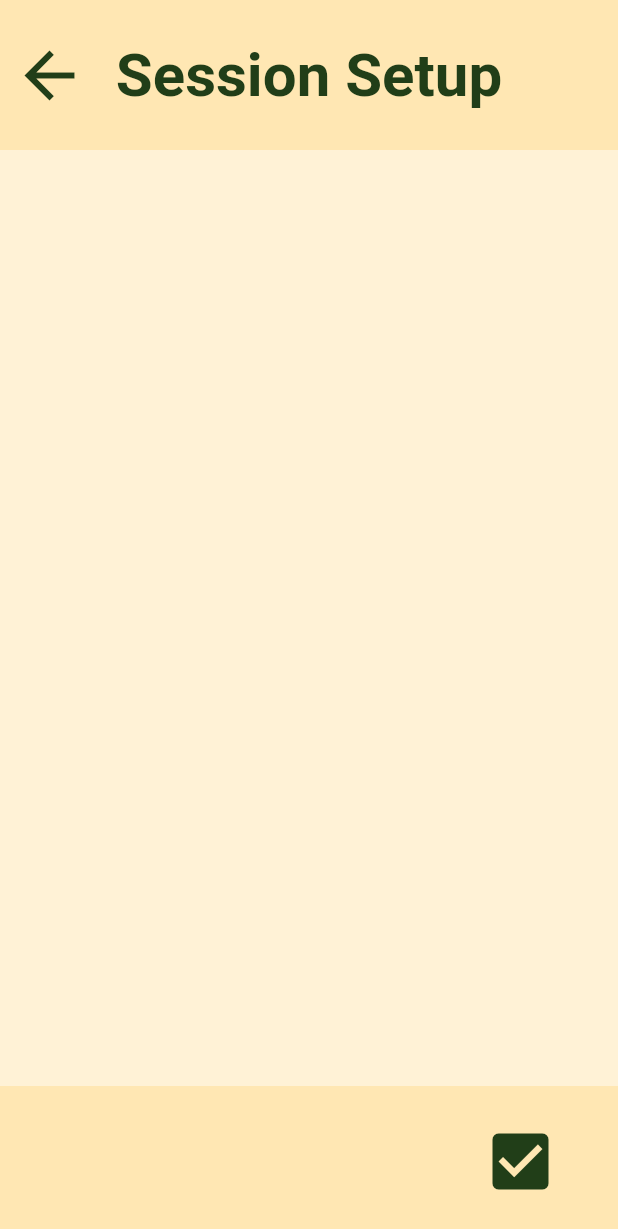
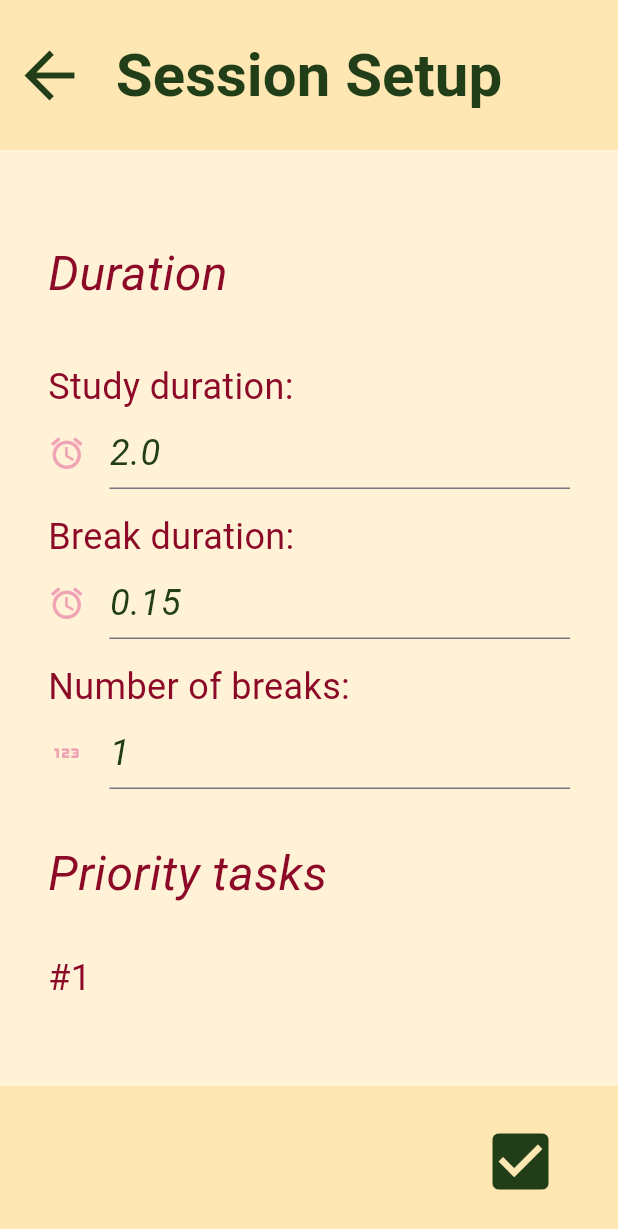
Before and after one commit to Etex99/procrastinot_prototype, a Flutter app: the SessionSetupView screen opened by its route, after a tap on the "check box" icon, on a phone screen of 412 x 824 dp. Shown: the top 1229 px of the screen. Run offline on Flutter 3.47's test engine with Material 3 defaults, Android fonts, the phone set to English and light mode, and no system bars; our stand-ins replace shared_preferences; accounts and stored records are empty.

Commit message:
added input fields to the session setup view

```diff
--- /dev/null
+++ b/lib/components/setup_form.dart
@@ -0,0 +1,87 @@
+import 'package:flutter/material.dart';
+import 'package:procrastinot_prototype/components/input_fields.dart';
+import 'package:procrastinot_prototype/resources/theme.dart';
+import 'package:procrastinot_prototype/storage/internal_storage.dart';
+import 'package:procrastinot_prototype/util/format.dart';
+
+class SetupForm extends StatefulWidget {
+  const SetupForm({super.key});
+
+  @override
+  State<SetupForm> createState() => _SetupFormState();
+}
+
+class _SetupFormState extends State<SetupForm> {
+  TextEditingController studyDurationC = TextEditingController();
+  TextEditingController breakDurationC = TextEditingController();
+  TextEditingController numberBreaksC = TextEditingController();
+  TextEditingController task1C = TextEditingController();
+  TextEditingController task2C = TextEditingController();
+  TextEditingController task3C = TextEditingController();
+
+  @override
+  void initState() {
+    super.initState();
+    _initTextControllers();
+  }
+
+  void _initTextControllers() async {
+    InternalStorageHandler i = InternalStorageHandler();
+    studyDurationC = TextEditingController(
+        text: MyFormatter.durationToString(await i.getDefaultStudyDuration()));
+    breakDurationC = TextEditingController(
+        text: MyFormatter.durationToString(await i.getDefaultBreakDuration()));
+    numberBreaksC = TextEditingController(
+        text: (await i.getDefaultNumberOfBreaks()).toString());
+
+    setState(() {});
+  }
+
+  @override
+  Widget build(BuildContext context) {
+    return ListView(
+      itemExtentBuilder: (index, _) {
+        if (index <= 4) {
+          return 100;
+        } else {
+          return 150;
+        }
+      },
+      children: [
+        const Align(
+            alignment: Alignment.centerLeft,
+            child: MySubtitle(text: 'Duration')),
+        SelectTimeField(
+          labelText: 'Study duration:',
+          hintText: '3.00',
+          controller: studyDurationC,
+        ),
+        SelectTimeField(
+          labelText: 'Break duration:',
+          hintText: '0.15',
+          controller: breakDurationC,
+        ),
+        SelectNumberField(
+            labelText: 'Number of breaks:',
+            hintText: '1',
+            controller: numberBreaksC),
+        const Align(
+            alignment: Alignment.centerLeft,
+            child: MySubtitle(text: 'Priority tasks')),
+        EnterStringField(
+          labelText: '#1',
+          hintText: 'Email course assistant X for help on a difficult task.',
+          controller: task1C,
+        ),
+        EnterStringField(
+            labelText: '#2',
+            hintText: 'Course Y: Complete weekly study task.',
+            controller: task2C),
+        EnterStringField(
+            labelText: '#3',
+            hintText: 'Course Z: study and take notes of lecture 3.',
+            controller: task3C)
+      ],
+    );
+  }
+}
--- a/lib/views/session_setup.dart
+++ b/lib/views/session_setup.dart
@@ -1,6 +1,6 @@
 import 'package:flutter/material.dart';
 import 'package:procrastinot_prototype/components/app_bar.dart';
-import 'package:procrastinot_prototype/components/input_fields.dart';
+import 'package:procrastinot_prototype/components/setup_form.dart';
 import 'package:procrastinot_prototype/resources/theme.dart';
 
 class SessionSetupView extends StatelessWidget {
@@ -19,23 +19,9 @@ class SessionSetupView extends StatelessWidget {
                   flex: 1,
                   child: Container(
                       color: MyTheme.FOREGROUND_COLOR,
-                      child: Padding(
-                          padding: const EdgeInsets.all(32.0),
-                          child: ListView(
-                            itemExtent: 100.0,
-                            children: [
-                              /*
-                              Align(alignment: Alignment.centerLeft, child: MySubtitle(text: 'Duration')),
-                              SelectTimeField(labelText: 'Study duration:', hintText: '3.00',),
-                              SelectTimeField(labelText: 'Break duration:', hintText: '0.15',),
-                              SelectNumberField(labelText: 'Number of breaks:'),
-                              Align(alignment: Alignment.centerLeft, child: MySubtitle(text: 'Priority tasks')),
-                              EnterStringField(labelText: '#1'),
-                              EnterStringField(labelText: '#2'),
-                              EnterStringField(labelText: '#3')
-                              */
-                            ],
-                          ))),
+                      child: const Padding(
+                          padding: EdgeInsets.all(32.0),
+                          child: SetupForm())),
                 ),
                 Container(
                     color: MyTheme.BACKGROUND_COLOR,
@@ -46,7 +32,8 @@ class SessionSetupView extends StatelessWidget {
                       children: [
                         const Spacer(flex: 1),
                         IconButton(
-                            onPressed: () => print('TODO!'),
+                            // TODO: on pressed
+                            onPressed: () {},
                             icon: const Icon(
                               Icons.check_box,
                               color: MyTheme.ACCENT_COLOR,
```
